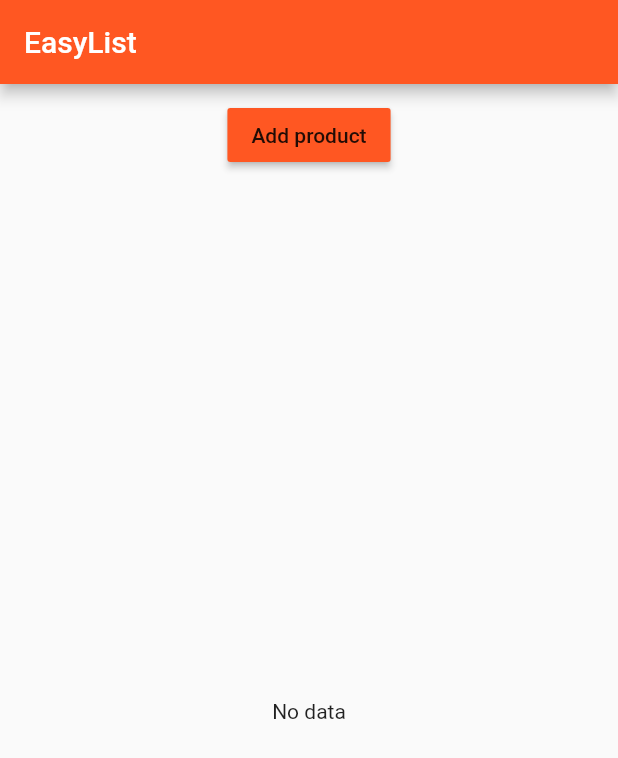
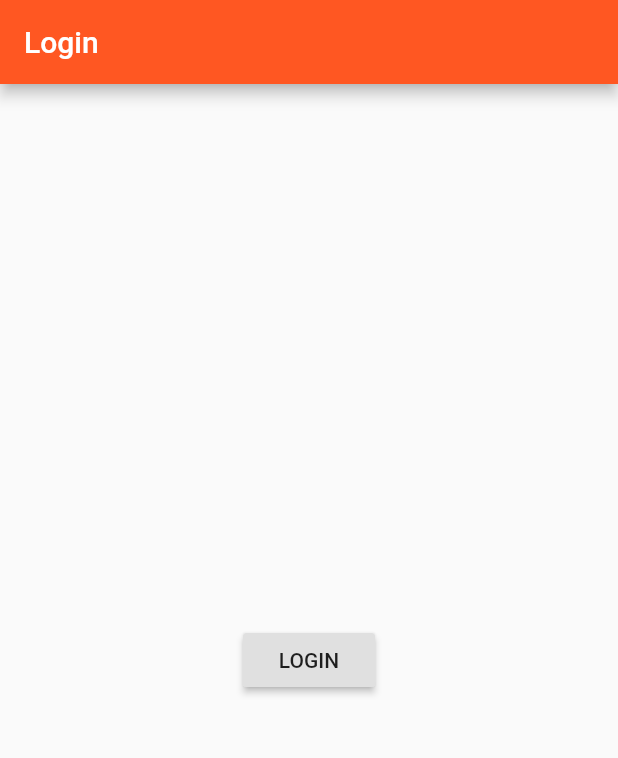
Before and after one commit to kostyaVyrodov/flutter-playground, a Flutter app: the screen it shows after launch, on a phone screen of 412 x 824 dp. Shown: the top 758 px of the screen. Run offline on Flutter 3.47's test engine with Material 2 defaults, Android fonts, the phone set to English and light mode, and no system bars.

Commit message:
Implement auth page

```diff
--- a/lib/main.dart
+++ b/lib/main.dart
@@ -1,6 +1,6 @@
 import 'package:flutter/material.dart';
 
-import 'pages/home.dart';
+import 'pages/auth.dart';
 
 main() => runApp(MyApp());
 
@@ -12,7 +12,7 @@ class MyApp extends StatelessWidget {
           brightness: Brightness.light,
           primarySwatch: Colors.deepOrange,
           accentColor: Colors.deepPurple),
-      home: HomePage(),
+      home: AuthPage(),
     );
   }
 }
--- /dev/null
+++ b/lib/pages/auth.dart
@@ -0,0 +1,25 @@
+import 'package:flutter/material.dart';
+
+import './Home.dart';
+
+class AuthPage extends StatelessWidget {
+  @override
+  Widget build(BuildContext context) {
+    return Scaffold(
+      appBar: AppBar(
+        title: Text('Login'),
+      ),
+      body: Center(
+        child: RaisedButton(
+          child: Text('LOGIN'),
+          onPressed: () {
+            Navigator.pushReplacement(
+              context,
+              MaterialPageRoute(builder: (BuildContext context) => HomePage()),
+            );
+          },
+        ),
+      ),
+    );
+  }
+}
--- a/lib/products.dart
+++ b/lib/pages/products.dart
@@ -1,13 +1,13 @@
 import 'package:flutter/material.dart';
 
-import 'pages/product.dart';
+import 'product.dart';
 
-class Products extends StatelessWidget {
+class ProductsPage extends StatelessWidget {
   // final means - created once, changed never
   final List<Map<String, String>> products;
   final Function deleteProduct;
 
-  Products(this.products, {this.deleteProduct}) {
+  ProductsPage(this.products, {this.deleteProduct}) {
     print('[Products Widget] Contructor');
   }
 
--- a/lib/product_manager.dart
+++ b/lib/product_manager.dart
@@ -1,6 +1,6 @@
 import 'package:flutter/material.dart';
 
-import './products.dart';
+import './pages/products.dart';
 import './product_control.dart';
 
 class ProductManager extends StatefulWidget {
@@ -58,7 +58,7 @@ class _ProductManagerState extends State<ProductManager> {
           margin: EdgeInsets.all(10.0),
         ),
         Expanded(
-          child: Products(_products, deleteProduct: _deleteProduct),
+          child: ProductsPage(_products, deleteProduct: _deleteProduct),
         ),
       ],
     );
```
